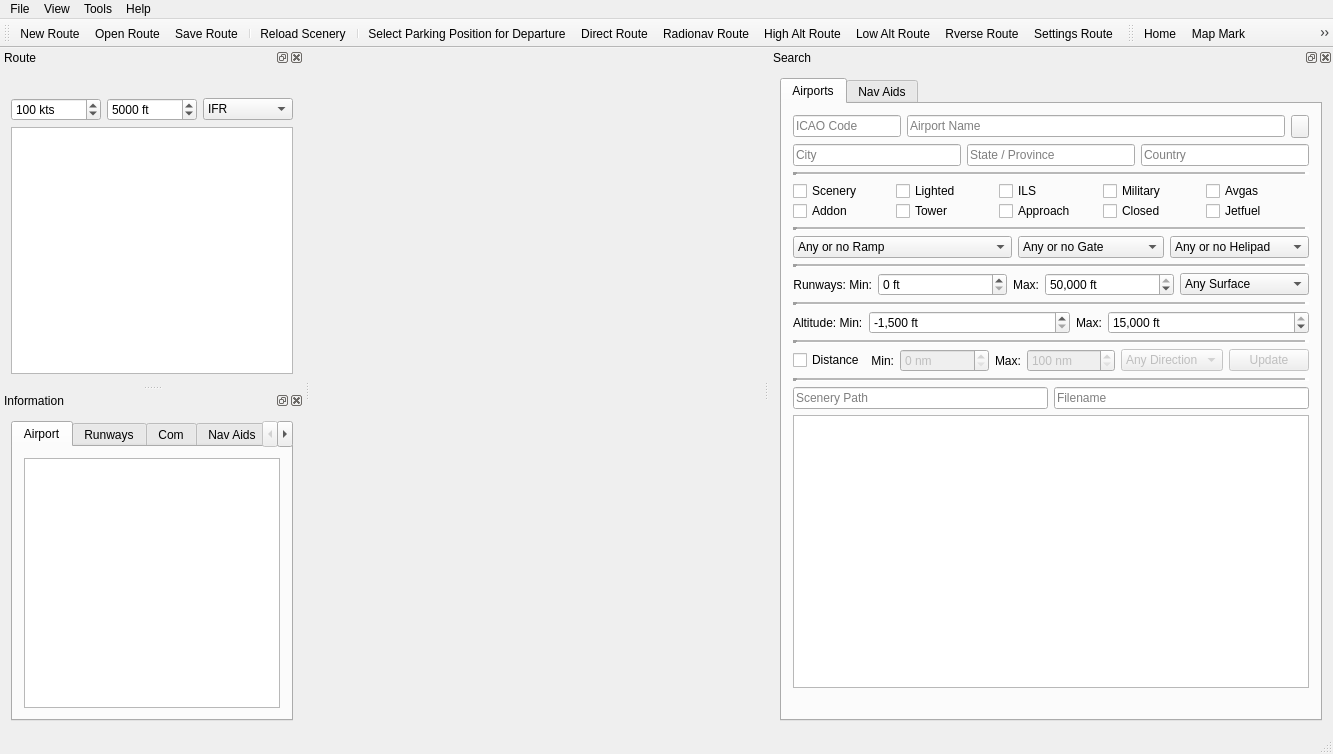
This is src/gui/mainwindow.ui in albar965/littlenavmap as Qt 5 draws it before an edit. The edited form follows.
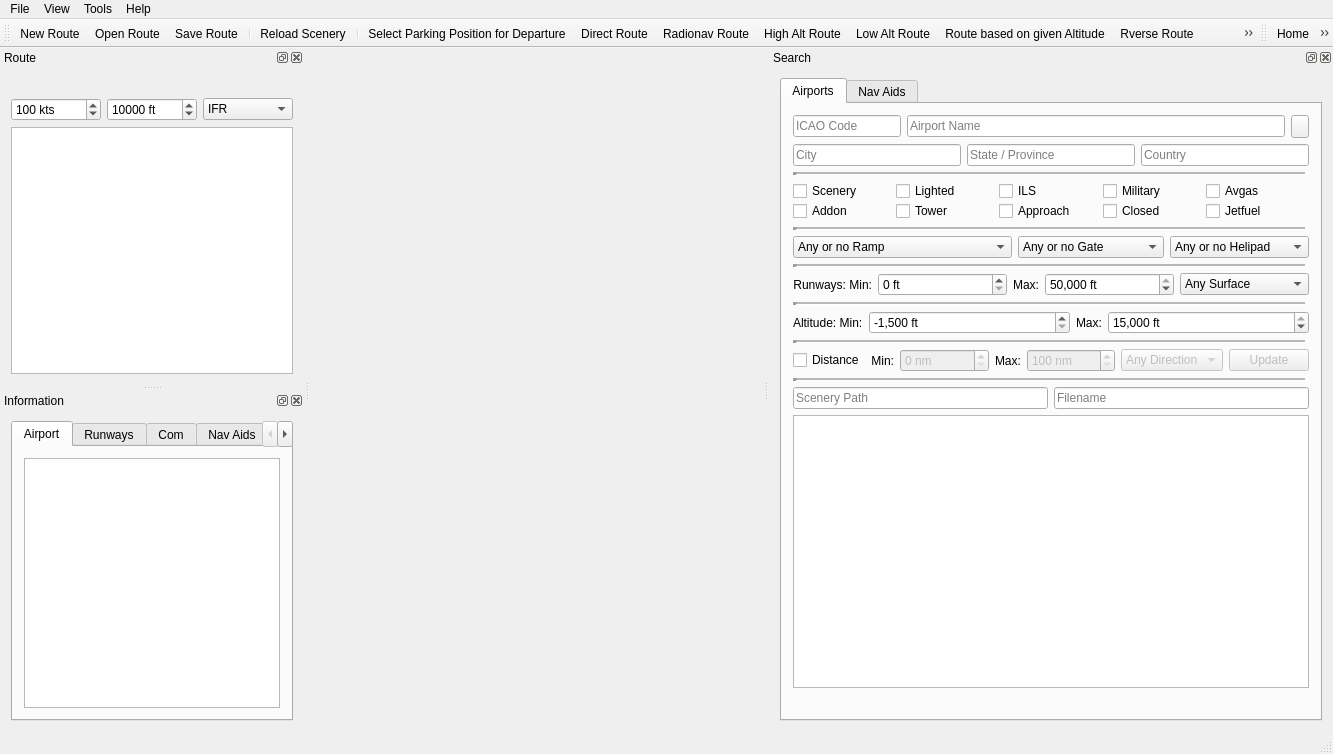
This is the edited form. Icons and pictures are not drawn.

Commit message: Added routing for set altitude. Improvements to routing and optimizations added.

```diff
--- a/src/gui/mainwindow.ui
+++ b/src/gui/mainwindow.ui
@@ -89,6 +89,7 @@
    <addaction name="actionRouteCalcRadionav"/>
    <addaction name="actionRouteCalcHighAlt"/>
    <addaction name="actionRouteCalcLowAlt"/>
+   <addaction name="actionRouteCalcSetAlt"/>
    <addaction name="actionRouteReverse"/>
    <addaction name="actionRouteSettings"/>
   </widget>
@@ -1537,16 +1538,16 @@
           <string> ft</string>
          </property>
          <property name="minimum">
-          <number>500</number>
+          <number>0</number>
          </property>
          <property name="maximum">
-          <number>60000</number>
+          <number>80000</number>
          </property>
          <property name="singleStep">
           <number>500</number>
          </property>
          <property name="value">
-          <number>5000</number>
+          <number>10000</number>
          </property>
         </widget>
        </item>
@@ -2692,6 +2693,15 @@
     <string>About the Marble Widget</string>
    </property>
   </action>
+  <action name="actionRouteCalcSetAlt">
+   <property name="icon">
+    <iconset resource="../../littlenavmap.qrc">
+     <normaloff>:/littlenavmap/resources/icons/routealt.svg</normaloff>:/littlenavmap/resources/icons/routealt.svg</iconset>
+   </property>
+   <property name="text">
+    <string>Route based on given Altitude</string>
+   </property>
+  </action>
  </widget>
  <layoutdefault spacing="6" margin="11"/>
  <resources>
```
The commit also changes 14 other files.
